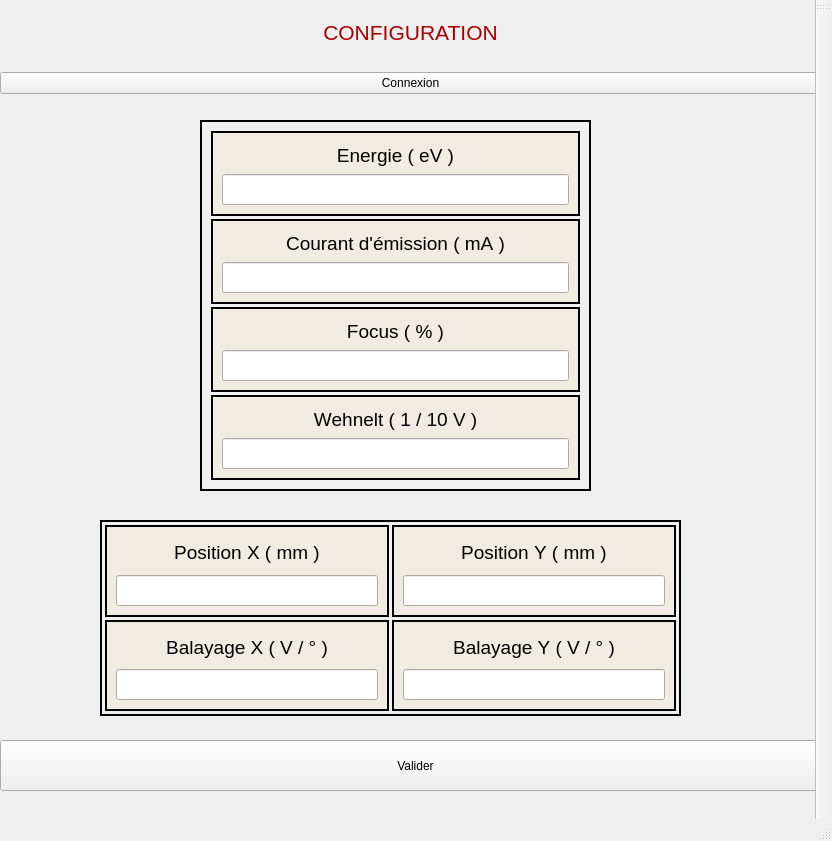
NyleGregoryCOVARIANS/Stage_CNRS, file Application/Fenetres/MainWindow/mainwindow.ui: the form before one commit.
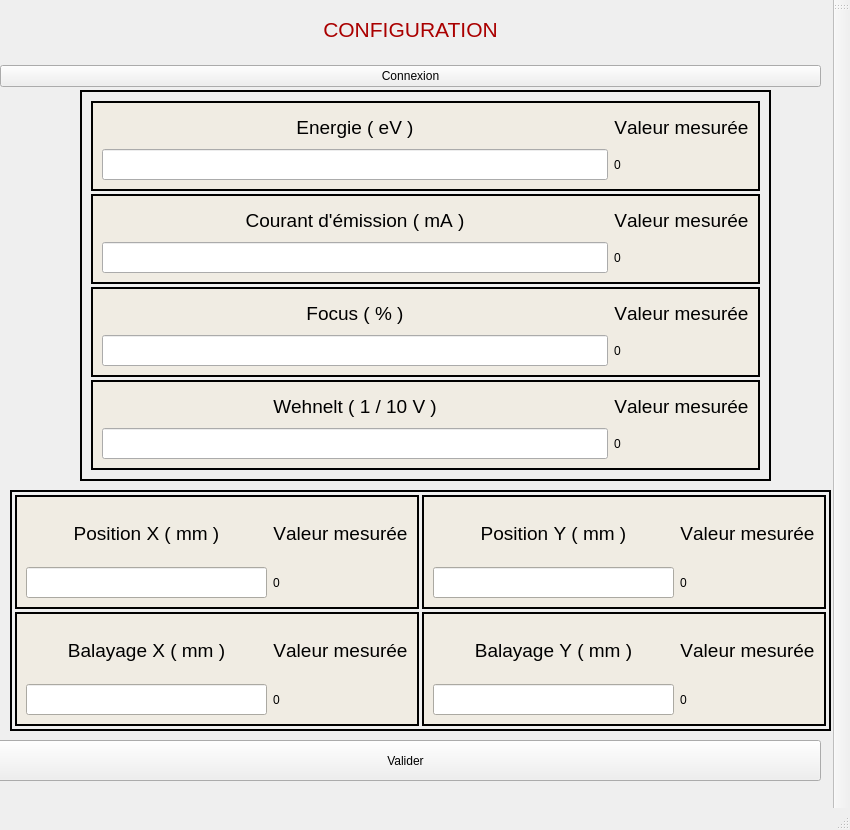
The form after the commit.

```diff
--- a/Application/Fenetres/MainWindow/mainwindow.ui
+++ b/Application/Fenetres/MainWindow/mainwindow.ui
@@ -6,8 +6,8 @@
    <rect>
     <x>0</x>
     <y>0</y>
-    <width>832</width>
-    <height>841</height>
+    <width>850</width>
+    <height>830</height>
    </rect>
   </property>
   <property name="windowTitle">
@@ -17,10 +17,10 @@
    <widget class="QFrame" name="frame2">
     <property name="geometry">
      <rect>
-      <x>100</x>
-      <y>520</y>
-      <width>581</width>
-      <height>196</height>
+      <x>10</x>
+      <y>490</y>
+      <width>821</width>
+      <height>241</height>
      </rect>
     </property>
     <property name="minimumSize">
@@ -137,12 +137,21 @@
         <number>1</number>
        </property>
        <layout class="QGridLayout" name="_2">
-        <property name="margin" stdset="0">
-         <number>9</number>
-        </property>
         <property name="spacing">
          <number>6</number>
         </property>
+        <item row="1" column="0">
+         <widget class="QLineEdit" name="lineEditBalayageY">
+          <property name="font">
+           <font>
+            <pointsize>14</pointsize>
+            <bold>true</bold>
+            <strikeout>false</strikeout>
+            <kerning>false</kerning>
+           </font>
+          </property>
+         </widget>
+        </item>
         <item row="0" column="0">
          <widget class="QLabel" name="label_9">
           <property name="font">
@@ -154,22 +163,38 @@
            </font>
           </property>
           <property name="text">
-           <string>Balayage Y ( V / ° )</string>
+           <string>Balayage Y ( mm )</string>
           </property>
           <property name="alignment">
            <set>Qt::AlignmentFlag::AlignCenter</set>
           </property>
          </widget>
         </item>
-        <item row="1" column="0">
-         <widget class="QLineEdit" name="lineEdit_1_4">
+        <item row="0" column="1">
+         <widget class="QLabel" name="valeurMesurer_8">
           <property name="font">
            <font>
             <pointsize>14</pointsize>
-            <bold>true</bold>
+            <bold>false</bold>
             <strikeout>false</strikeout>
             <kerning>false</kerning>
            </font>
+          </property>
+          <property name="text">
+           <string>Valeur mesurée</string>
+          </property>
+          <property name="alignment">
+           <set>Qt::AlignmentFlag::AlignCenter</set>
+          </property>
+         </widget>
+        </item>
+        <item row="1" column="1">
+         <widget class="QLabel" name="valeurMesurerBalayageY">
+          <property name="styleSheet">
+           <string notr="true">font: 20pt &quot;Segoe UI&quot;;</string>
+          </property>
+          <property name="text">
+           <string>0</string>
           </property>
          </widget>
         </item>
@@ -255,12 +280,21 @@
         <number>1</number>
        </property>
        <layout class="QGridLayout" name="_3">
-        <property name="margin" stdset="0">
-         <number>9</number>
-        </property>
         <property name="spacing">
          <number>6</number>
         </property>
+        <item row="1" column="0">
+         <widget class="QLineEdit" name="lineEditPositionY">
+          <property name="font">
+           <font>
+            <pointsize>14</pointsize>
+            <bold>true</bold>
+            <strikeout>false</strikeout>
+            <kerning>false</kerning>
+           </font>
+          </property>
+         </widget>
+        </item>
         <item row="0" column="0">
          <widget class="QLabel" name="labelPositionY">
           <property name="font">
@@ -279,15 +313,31 @@
           </property>
          </widget>
         </item>
-        <item row="1" column="0">
-         <widget class="QLineEdit" name="lineEditPositionY">
+        <item row="0" column="1">
+         <widget class="QLabel" name="valeurMesurer_6">
           <property name="font">
            <font>
             <pointsize>14</pointsize>
-            <bold>true</bold>
+            <bold>false</bold>
             <strikeout>false</strikeout>
             <kerning>false</kerning>
            </font>
+          </property>
+          <property name="text">
+           <string>Valeur mesurée</string>
+          </property>
+          <property name="alignment">
+           <set>Qt::AlignmentFlag::AlignCenter</set>
+          </property>
+         </widget>
+        </item>
+        <item row="1" column="1">
+         <widget class="QLabel" name="valeurMesurerPositionY">
+          <property name="styleSheet">
+           <string notr="true">font: 20pt &quot;Segoe UI&quot;;</string>
+          </property>
+          <property name="text">
+           <string>0</string>
           </property>
          </widget>
         </item>
@@ -373,33 +423,9 @@
         <number>1</number>
        </property>
        <layout class="QGridLayout" name="_4">
-        <property name="margin" stdset="0">
-         <number>9</number>
-        </property>
         <property name="spacing">
          <number>6</number>
         </property>
-        <item row="0" column="0">
-         <widget class="QLabel" name="labelBalayageX">
-          <property name="font">
-           <font>
-            <pointsize>14</pointsize>
-            <bold>false</bold>
-            <strikeout>false</strikeout>
-            <kerning>false</kerning>
-           </font>
-          </property>
-          <property name="mouseTracking">
-           <bool>false</bool>
-          </property>
-          <property name="text">
-           <string>Balayage X ( V / ° )</string>
-          </property>
-          <property name="alignment">
-           <set>Qt::AlignmentFlag::AlignCenter</set>
-          </property>
-         </widget>
-        </item>
         <item row="1" column="0">
          <widget class="QLineEdit" name="lineEditBalayageX">
           <property name="font">
@@ -412,6 +438,55 @@
           </property>
          </widget>
         </item>
+        <item row="0" column="0">
+         <widget class="QLabel" name="labelBalayageX">
+          <property name="font">
+           <font>
+            <pointsize>14</pointsize>
+            <bold>false</bold>
+            <strikeout>false</strikeout>
+            <kerning>false</kerning>
+           </font>
+          </property>
+          <property name="mouseTracking">
+           <bool>false</bool>
+          </property>
+          <property name="text">
+           <string>Balayage X ( mm )</string>
+          </property>
+          <property name="alignment">
+           <set>Qt::AlignmentFlag::AlignCenter</set>
+          </property>
+         </widget>
+        </item>
+        <item row="0" column="1">
+         <widget class="QLabel" name="valeurMesurer_7">
+          <property name="font">
+           <font>
+            <pointsize>14</pointsize>
+            <bold>false</bold>
+            <strikeout>false</strikeout>
+            <kerning>false</kerning>
+           </font>
+          </property>
+          <property name="text">
+           <string>Valeur mesurée</string>
+          </property>
+          <property name="alignment">
+           <set>Qt::AlignmentFlag::AlignCenter</set>
+          </property>
+         </widget>
+        </item>
+        <item row="1" column="1">
+         <widget class="QLabel" name="valeurMesurerBalayageX">
+          <property name="styleSheet">
+           <string notr="true">font: 20pt &quot;Segoe UI&quot;;</string>
+          </property>
+          <property name="text">
+           <string>0</string>
+          </property>
+         </widget>
+        </item>
        </layout>
       </widget>
      </item>
@@ -494,9 +569,6 @@
         <number>1</number>
        </property>
        <layout class="QGridLayout" name="_5">
-        <property name="margin" stdset="0">
-         <number>9</number>
-        </property>
         <property name="spacing">
          <number>6</number>
         </property>
@@ -530,6 +602,34 @@
           </property>
          </widget>
         </item>
+        <item row="0" column="1">
+         <widget class="QLabel" name="valeurMesurer_5">
+          <property name="font">
+           <font>
+            <pointsize>14</pointsize>
+            <bold>false</bold>
+            <strikeout>false</strikeout>
+            <kerning>false</kerning>
+           </font>
+          </property>
+          <property name="text">
+           <string>Valeur mesurée</string>
+          </property>
+          <property name="alignment">
+           <set>Qt::AlignmentFlag::AlignCenter</set>
+          </property>
+         </widget>
+        </item>
+        <item row="1" column="1">
+         <widget class="QLabel" name="valeurMesurerPositionX">
+          <property name="styleSheet">
+           <string notr="true">font: 20pt &quot;Segoe UI&quot;;</string>
+          </property>
+          <property name="text">
+           <string>0</string>
+          </property>
+         </widget>
+        </item>
        </layout>
       </widget>
      </item>
@@ -541,7 +641,7 @@
       <x>0</x>
       <y>0</y>
       <width>821</width>
-      <height>94</height>
+      <height>87</height>
      </rect>
     </property>
     <layout class="QVBoxLayout" name="Header">
@@ -571,10 +671,10 @@
    <widget class="QFrame" name="frame1">
     <property name="geometry">
      <rect>
-      <x>200</x>
-      <y>120</y>
-      <width>391</width>
-      <height>371</height>
+      <x>80</x>
+      <y>90</y>
+      <width>691</width>
+      <height>391</height>
      </rect>
     </property>
     <property name="minimumSize">
@@ -692,9 +792,6 @@
         <number>1</number>
        </property>
        <layout class="QGridLayout" name="_10">
-        <property name="margin" stdset="0">
-         <number>9</number>
-        </property>
         <property name="spacing">
          <number>6</number>
         </property>
@@ -728,6 +825,34 @@
           </property>
          </widget>
         </item>
+        <item row="0" column="1">
+         <widget class="QLabel" name="valeurMesurer">
+          <property name="font">
+           <font>
+            <pointsize>14</pointsize>
+            <bold>false</bold>
+            <strikeout>false</strikeout>
+            <kerning>false</kerning>
+           </font>
+          </property>
+          <property name="text">
+           <string>Valeur mesurée</string>
+          </property>
+          <property name="alignment">
+           <set>Qt::AlignmentFlag::AlignCenter</set>
+          </property>
+         </widget>
+        </item>
+        <item row="1" column="1">
+         <widget class="QLabel" name="valeurMesurerEnergie">
+          <property name="styleSheet">
+           <string notr="true">font: 20pt &quot;Segoe UI&quot;;</string>
+          </property>
+          <property name="text">
+           <string>0</string>
+          </property>
+         </widget>
+        </item>
        </layout>
       </widget>
      </item>
@@ -813,6 +938,18 @@
         <property name="spacing">
          <number>6</number>
         </property>
+        <item row="1" column="0">
+         <widget class="QLineEdit" name="lineEditCourantEmission">
+          <property name="font">
+           <font>
+            <pointsize>14</pointsize>
+            <bold>true</bold>
+            <strikeout>false</strikeout>
+            <kerning>false</kerning>
+           </font>
+          </property>
+         </widget>
+        </item>
         <item row="0" column="0">
          <widget class="QLabel" name="labelCourantEmission">
           <property name="font">
@@ -831,16 +968,32 @@
           </property>
          </widget>
         </item>
-        <item row="1" column="0">
-         <widget class="QLineEdit" name="lineEditCourantEmission">
+        <item row="1" column="1">
+         <widget class="QLabel" name="valeurMesurerCourantEmission">
+          <property name="styleSheet">
+           <string notr="true">font: 20pt &quot;Segoe UI&quot;;</string>
+          </property>
+          <property name="text">
+           <string>0</string>
+          </property>
+         </widget>
+        </item>
+        <item row="0" column="1">
+         <widget class="QLabel" name="valeurMesurer_3">
           <property name="font">
            <font>
             <pointsize>14</pointsize>
-            <bold>true</bold>
+            <bold>false</bold>
             <strikeout>false</strikeout>
             <kerning>false</kerning>
            </font>
           </property>
+          <property name="text">
+           <string>Valeur mesurée</string>
+          </property>
+          <property name="alignment">
+           <set>Qt::AlignmentFlag::AlignCenter</set>
+          </property>
          </widget>
         </item>
        </layout>
@@ -925,12 +1078,21 @@
         <number>1</number>
        </property>
        <layout class="QGridLayout" name="_9">
-        <property name="margin" stdset="0">
-         <number>9</number>
-        </property>
         <property name="spacing">
          <number>6</number>
         </property>
+        <item row="1" column="0">
+         <widget class="QLineEdit" name="lineEditFocus">
+          <property name="font">
+           <font>
+            <pointsize>14</pointsize>
+            <bold>true</bold>
+            <strikeout>false</strikeout>
+            <kerning>false</kerning>
+           </font>
+          </property>
+         </widget>
+        </item>
         <item row="0" column="0">
          <widget class="QLabel" name="labelFocus">
           <property name="font">
@@ -952,15 +1114,31 @@
           </property>
          </widget>
         </item>
-        <item row="1" column="0">
-         <widget class="QLineEdit" name="lineEditFocus">
+        <item row="0" column="1">
+         <widget class="QLabel" name="valeurMesurer_2">
           <property name="font">
            <font>
             <pointsize>14</pointsize>
-            <bold>true</bold>
+            <bold>false</bold>
             <strikeout>false</strikeout>
             <kerning>false</kerning>
            </font>
+          </property>
+          <property name="text">
+           <string>Valeur mesurée</string>
+          </property>
+          <property name="alignment">
+           <set>Qt::AlignmentFlag::AlignCenter</set>
+          </property>
+         </widget>
+        </item>
+        <item row="1" column="1">
+         <widget class="QLabel" name="valeurMesurerFocus">
+          <property name="styleSheet">
+           <string notr="true">font: 20pt &quot;Segoe UI&quot;;</string>
+          </property>
+          <property name="text">
+           <string>0</string>
           </property>
          </widget>
         </item>
@@ -1049,18 +1227,6 @@
         <property name="spacing">
          <number>6</number>
         </property>
-        <item row="2" column="0">
-         <widget class="QLineEdit" name="lineEdiWehnelt">
-          <property name="font">
-           <font>
-            <pointsize>14</pointsize>
-            <bold>true</bold>
-            <strikeout>false</strikeout>
-            <kerning>false</kerning>
-           </font>
-          </property>
-         </widget>
-        </item>
         <item row="1" column="0">
          <widget class="QLabel" name="labelWehnelt">
           <property name="font">
@@ -1079,6 +1245,46 @@
           </property>
          </widget>
         </item>
+        <item row="2" column="0">
+         <widget class="QLineEdit" name="lineEditWehnelt">
+          <property name="font">
+           <font>
+            <pointsize>14</pointsize>
+            <bold>true</bold>
+            <strikeout>false</strikeout>
+            <kerning>false</kerning>
+           </font>
+          </property>
+         </widget>
+        </item>
+        <item row="1" column="1">
+         <widget class="QLabel" name="valeurMesurer_4">
+          <property name="font">
+           <font>
+            <pointsize>14</pointsize>
+            <bold>false</bold>
+            <strikeout>false</strikeout>
+            <kerning>false</kerning>
+           </font>
+          </property>
+          <property name="text">
+           <string>Valeur mesurée</string>
+          </property>
+          <property name="alignment">
+           <set>Qt::AlignmentFlag::AlignCenter</set>
+          </property>
+         </widget>
+        </item>
+        <item row="2" column="1">
+         <widget class="QLabel" name="valeurMesurerWehnelt">
+          <property name="styleSheet">
+           <string notr="true">font: 20pt &quot;Segoe UI&quot;;</string>
+          </property>
+          <property name="text">
+           <string>0</string>
+          </property>
+         </widget>
+        </item>
        </layout>
       </widget>
      </item>
@@ -1087,10 +1293,10 @@
    <widget class="QPushButton" name="ValidatePushButton">
     <property name="geometry">
      <rect>
-      <x>0</x>
+      <x>-10</x>
       <y>740</y>
       <width>831</width>
-      <height>51</height>
+      <height>41</height>
      </rect>
     </property>
     <property name="styleSheet">
@@ -1106,7 +1312,7 @@
     <rect>
      <x>0</x>
      <y>0</y>
-     <width>832</width>
+     <width>850</width>
      <height>26</height>
     </rect>
    </property>
```
